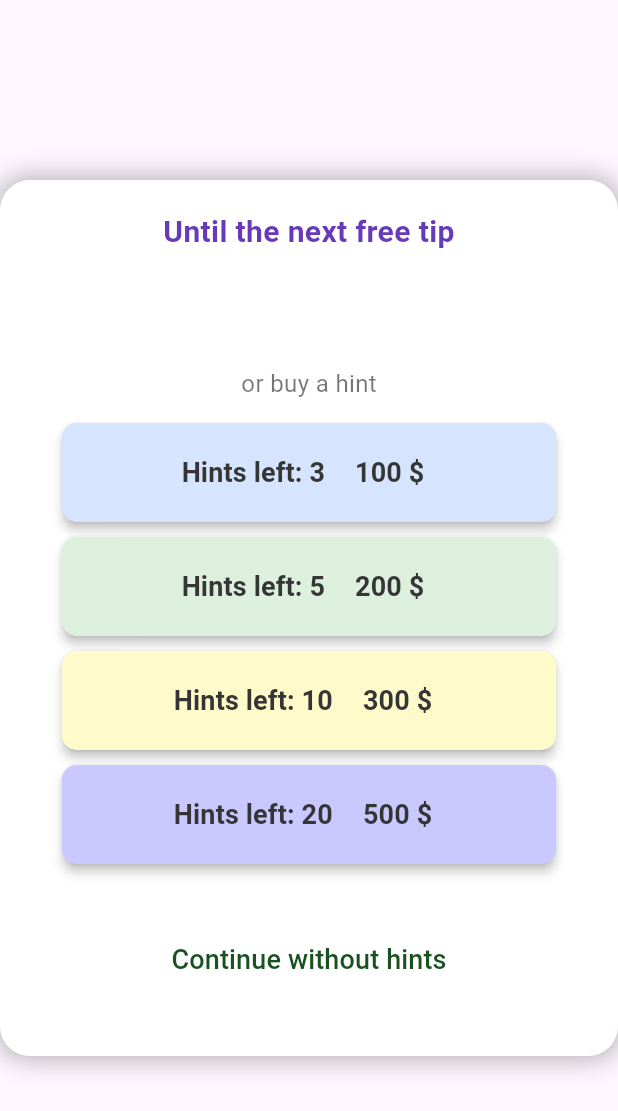
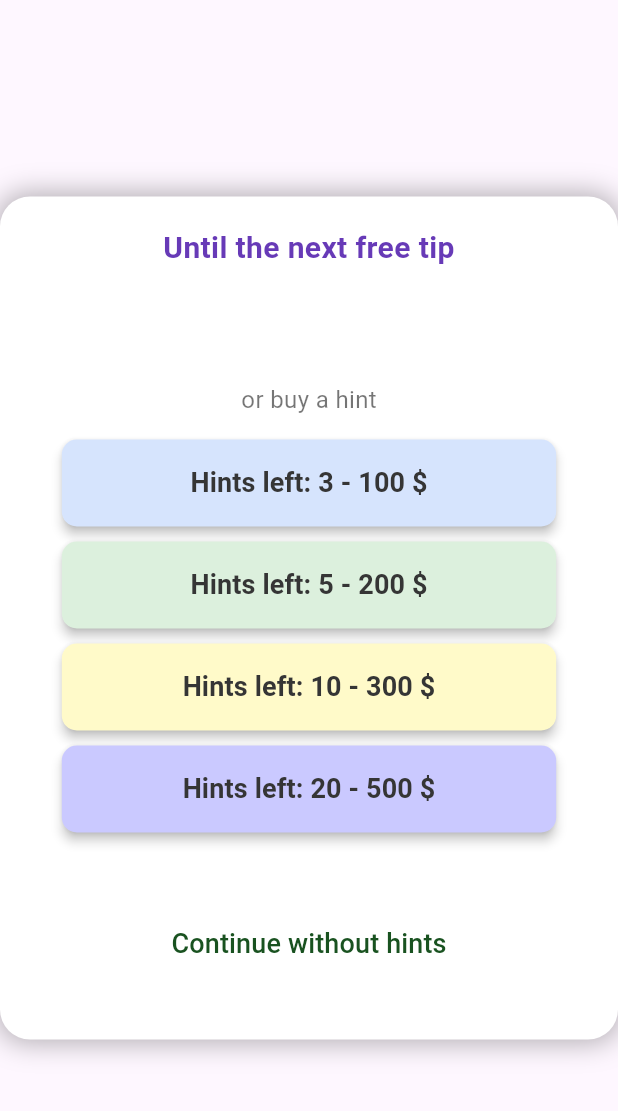
Before and after one commit to koras/darwin, a Flutter app: the WaitOrBuyHintBanner widget shown alone on an empty page, opened directly with empty values, on a phone screen of 412 x 824 dp. Shown: the top 1111 px of the screen. Run offline on Flutter 3.47's test engine with Material 3 defaults, Android fonts, the phone set to English and light mode, and no system bars; our stand-ins replace audioplayers, bloc, flutter_bloc, hive, hive_flutter; missing offline and left inert: soundpool; accounts and stored records are empty; generated files the repository leaves out were written again.

Commit message:
integration  in_app_purchase

```diff
--- a/lib/l10n/app_en.arb
+++ b/lib/l10n/app_en.arb
@@ -46,7 +46,6 @@
     "description": "Column or label for result"
   },
 
-
   "hints_left": "{count, plural, =1{Hint left} other{Hints left}}: {count}",
   "@hints_left": {
     "description": "Displays the number of hints remaining . Indicates how many hints are remainin",
@@ -57,7 +56,6 @@
       }
     }
   },
-
 
   "hints_cost": "$",
     "@hints_cost": {
--- a/lib/screens/waitOrBuyHintBanner.dart
+++ b/lib/screens/waitOrBuyHintBanner.dart
@@ -22,9 +22,12 @@ class WaitOrBuyHintBanner extends StatelessWidget {
 
   @override
   Widget build(BuildContext context) {
-    final String hint_until_next_free =
-        AppLocalizations.of(context)!.hint_until_next_free;
-    final String or_buy_a_hint = AppLocalizations.of(context)!.or_buy_a_hint;
+    final purchaseOptions = [
+      _PurchaseOption(3, const Color.fromARGB(255, 214, 228, 253)),
+      _PurchaseOption(5, const Color.fromARGB(255, 220, 240, 221)),
+      _PurchaseOption(10, const Color.fromARGB(255, 255, 250, 201)),
+      _PurchaseOption(20, const Color.fromARGB(255, 202, 201, 255)),
+    ];
 
     // Получаем данные элементов
     // Форматируем оставшееся время
@@ -51,7 +54,7 @@ class WaitOrBuyHintBanner extends StatelessWidget {
             children: [
               // Заголовок
               Text(
-                hint_until_next_free,
+                AppLocalizations.of(context)!.hint_until_next_free,
                 style: TextStyle(
                   fontSize: 20,
                   fontWeight: FontWeight.bold,
@@ -76,46 +79,23 @@ class WaitOrBuyHintBanner extends StatelessWidget {
 
               // Текст предложения купить
               Text(
-                or_buy_a_hint,
+                AppLocalizations.of(context)!.or_buy_a_hint,
                 style: TextStyle(fontSize: 16, color: Colors.black54),
               ),
               const SizedBox(height: 15),
 
               // Кнопки покупки подсказок
-              _buildPurchaseOption(
-                context,
-                3,
-                _get_cost(context, 3),
-                () => onBuyHints(3),
-                const Color.fromARGB(255, 214, 228, 253),
-              ),
-              const SizedBox(height: 10),
-
-              _buildPurchaseOption(
-                context,
-                5,
-                _get_cost(context, 5),
-                () => onBuyHints(5),
-                const Color.fromARGB(255, 220, 240, 221),
-              ),
-              const SizedBox(height: 10),
-
-              _buildPurchaseOption(
-                context,
-                10,
-                _get_cost(context, 10),
-                () => onBuyHints(10),
-                const Color.fromARGB(255, 255, 250, 201),
-              ),
-              const SizedBox(height: 10),
-
-              _buildPurchaseOption(
-                context,
-                20,
-                _get_cost(context, 20),
-
-                () => onBuyHints(20),
-                const Color.fromARGB(255, 202, 201, 255),
+              ...purchaseOptions.map(
+                (option) => Padding(
+                  padding: const EdgeInsets.only(bottom: 10),
+                  child: _buildPurchaseOption(
+                    context,
+                    option.count,
+                    _getCost(context, option.count),
+                    () => onBuyHints(option.count),
+                    option.color,
+                  ),
+                ),
               ),
               const SizedBox(height: 40),
               // Кнопка закрытия
@@ -144,6 +124,8 @@ class WaitOrBuyHintBanner extends StatelessWidget {
     VoidCallback onPressed,
     Color color,
   ) {
+    final textInfo = AppLocalizations.of(context)!.hints_left(title);
+
     return SizedBox(
       width:
           MediaQuery.of(context).size.width * 0.8, // Задаем ширину 80% экрана
@@ -166,7 +148,7 @@ class WaitOrBuyHintBanner extends StatelessWidget {
               MainAxisSize.min, // Чтобы Row не растягивался на всю ширину
           children: [
             Text(
-              AppLocalizations.of(context)!.hints_left(title),
+              '$textInfo - $price',
               style: const TextStyle(
                 fontSize: 18, // Увеличили размер текста
                 fontWeight: FontWeight.bold,
@@ -178,80 +160,33 @@ class WaitOrBuyHintBanner extends StatelessWidget {
                 ), // Белый текст для лучшей читаемости
               ),
             ),
-            const SizedBox(width: 12), // Увеличили отступ между текстами
-            Container(
-              padding: const EdgeInsets.symmetric(vertical: 4, horizontal: 8),
-              decoration: BoxDecoration(borderRadius: BorderRadius.circular(6)),
-              child: Text(
-                price,
-                style: const TextStyle(
-                  fontSize: 18, // Увеличили размер текста
-                  fontWeight: FontWeight.bold,
-                  color: Color.fromARGB(255, 53, 53, 53), // Белый текст
-                ),
-              ),
-            ),
           ],
         ),
       ),
     );
   }
 
-  Widget _buildItemWidget(GameItem item) {
-    return Column(
-      mainAxisSize: MainAxisSize.min,
-      children: [
-        Container(
-          width: 50,
-          height: 50,
-          decoration: BoxDecoration(
-            shape: BoxShape.circle,
-            border: Border.all(color: _generateCalmColor(item.id), width: 2),
-            boxShadow: [
-              BoxShadow(
-                color: Colors.black.withOpacity(0.2),
-                blurRadius: 5,
-                spreadRadius: 1,
-                offset: const Offset(2, 2),
-              ),
-            ],
-          ),
-          child: ClipOval(
-            child: Image.asset(item.assetPath, fit: BoxFit.cover),
-          ),
-        ),
-        const SizedBox(height: 5),
-        Text(
-          item.id,
-          style: const TextStyle(fontSize: 12, fontWeight: FontWeight.bold),
-        ),
-      ],
-    );
-  }
-
-  Color _generateCalmColor(String input) {
-    final hash = input.hashCode;
-    return HSLColor.fromAHSL(1.0, (hash % 360).toDouble(), 0.4, 0.7).toColor();
-  }
-
-  String _get_cost(context, int count) {
+  String _getCost(BuildContext context, int count) {
     final String price = AppLocalizations.of(context)!.hints_cost;
-    String cost = '$count --';
     switch (count) {
       case 3:
-        cost = '100 $price';
-        break;
+        return '100 $price';
       case 5:
-        cost = '200 $price';
-        break;
+        return '200 $price';
       case 10:
-        cost = '300 $price';
-        break;
+        return '300 $price';
       case 20:
-        cost = '500 $price';
-        break;
+        return '500 $price';
       default:
+        return '$count --';
     }
-    return cost;
   }
 }
+
+// Вспомогательный класс для хранения данных о вариантах покупки
+class _PurchaseOption {
+  final int count;
+  final Color color;
+
+  const _PurchaseOption(this.count, this.color);
+}
--- a/pubspec.yaml
+++ b/pubspec.yaml
@@ -13,6 +13,7 @@ dependencies:
   package_info_plus: ^8.0.0
   flutter_svg: ^2.0.7
   cupertino_icons: ^1.0.8
+  in_app_purchase: ^5.0.1
 
   soundpool: ^2.3.0
   provider: ^6.1.1
```
Also changed, not shown: 3 other files.
